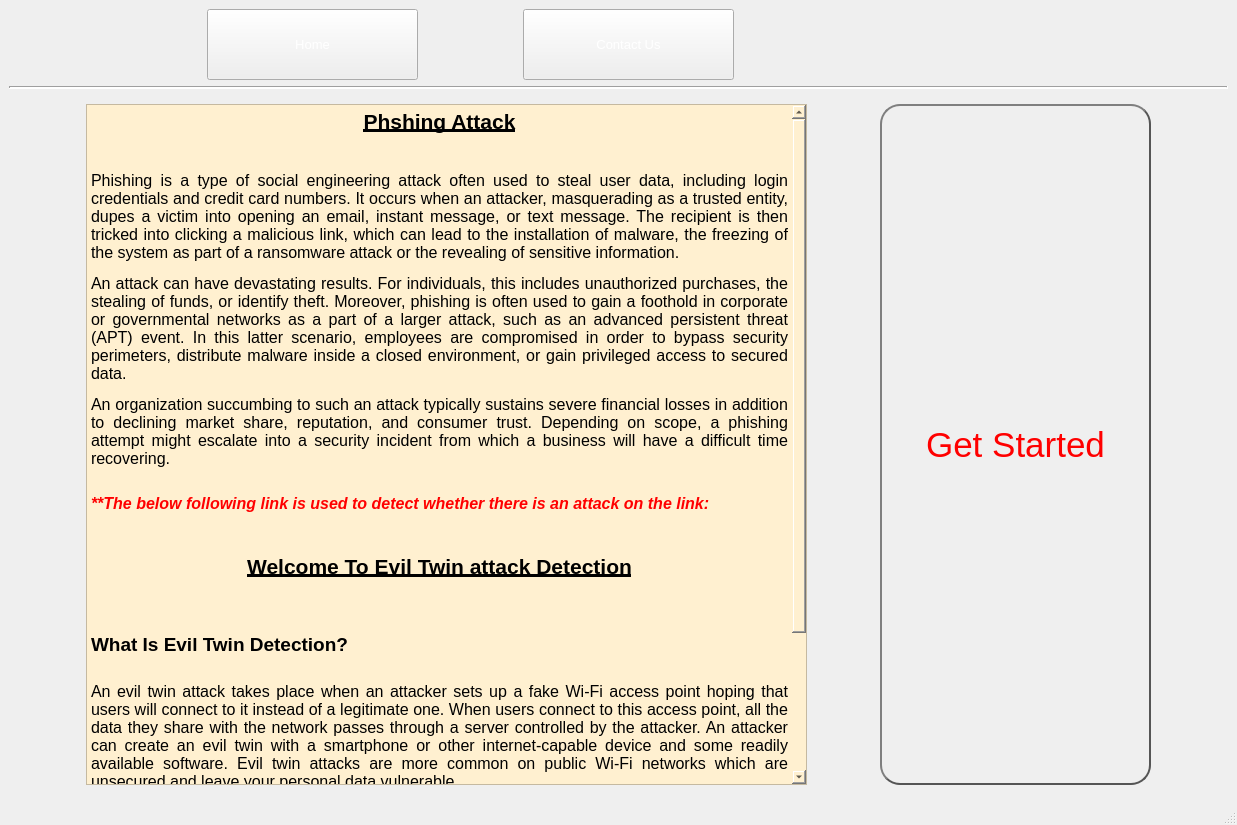
First picture: the form in Home.ui, repository ryanlee13288/EvilTwinDetectFYP, before the edit.
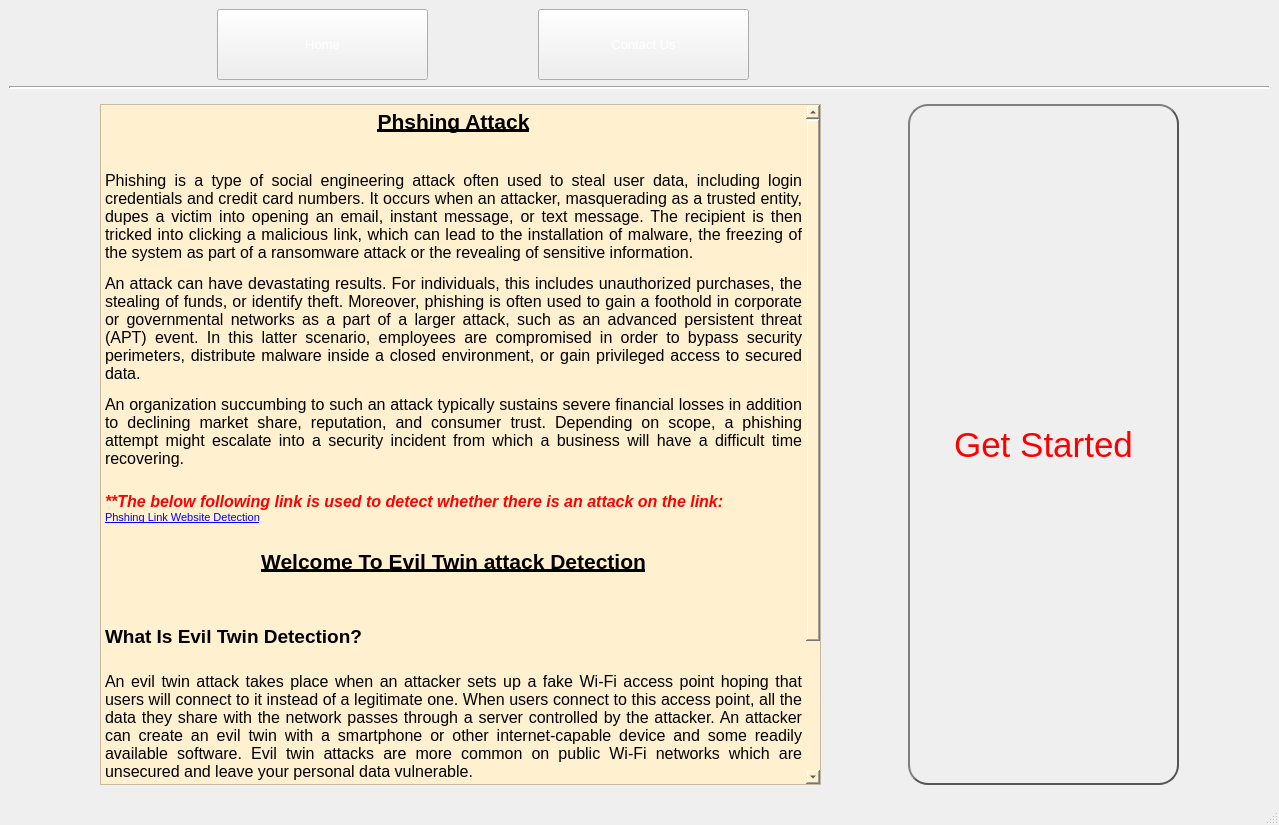
Second picture: the form after the edit. Icons and pictures are not drawn.

Diff of the .ui file:
```diff
--- a/Home.ui
+++ b/Home.ui
@@ -9,7 +9,7 @@
    <rect>
     <x>0</x>
     <y>0</y>
-    <width>1237</width>
+    <width>1279</width>
     <height>825</height>
    </rect>
   </property>
@@ -266,19 +266,19 @@
            <string>&lt;!DOCTYPE HTML PUBLIC &quot;-//W3C//DTD HTML 4.0//EN&quot; &quot;http://www.w3.org/TR/REC-html40/strict.dtd&quot;&gt;
 &lt;html&gt;&lt;head&gt;&lt;meta name=&quot;qrichtext&quot; content=&quot;1&quot; /&gt;&lt;style type=&quot;text/css&quot;&gt;
 p, li { white-space: pre-wrap; }
-&lt;/style&gt;&lt;/head&gt;&lt;body style=&quot; font-family:'MS Shell Dlg 2'; font-size:9.75pt; font-weight:400; font-style:normal;&quot;&gt;
+&lt;/style&gt;&lt;/head&gt;&lt;body style=&quot; font-family:'MS Shell Dlg 2'; font-size:7.8pt; font-weight:400; font-style:normal;&quot;&gt;
 &lt;p align=&quot;center&quot; style=&quot; margin-top:12px; margin-bottom:12px; margin-left:0px; margin-right:0px; -qt-block-indent:0; text-indent:0px;&quot;&gt;&lt;span style=&quot; font-size:16pt; font-weight:600; text-decoration: underline;&quot;&gt;Phshing Attack&lt;/span&gt;&lt;/p&gt;
-&lt;p style=&quot;-qt-paragraph-type:empty; margin-top:12px; margin-bottom:12px; margin-left:0px; margin-right:0px; -qt-block-indent:0; text-indent:0px; font-size:7.8pt;&quot;&gt;&lt;br /&gt;&lt;/p&gt;
+&lt;p style=&quot;-qt-paragraph-type:empty; margin-top:12px; margin-bottom:12px; margin-left:0px; margin-right:0px; -qt-block-indent:0; text-indent:0px;&quot;&gt;&lt;br /&gt;&lt;/p&gt;
 &lt;p align=&quot;justify&quot; style=&quot; margin-top:12px; margin-bottom:12px; margin-left:0px; margin-right:0px; -qt-block-indent:0; text-indent:0px;&quot;&gt;&lt;span style=&quot; font-size:12pt;&quot;&gt;Phishing is a type of social engineering attack often used to steal user data, including login credentials and credit card numbers. It occurs when an attacker, masquerading as a trusted entity, dupes a victim into opening an email, instant message, or text message. The recipient is then tricked into clicking a malicious link, which can lead to the installation of malware, the freezing of the system as part of a ransomware attack or the revealing of sensitive information.&lt;/span&gt;&lt;/p&gt;
 &lt;p align=&quot;justify&quot; style=&quot; margin-top:12px; margin-bottom:12px; margin-left:0px; margin-right:0px; -qt-block-indent:0; text-indent:0px;&quot;&gt;&lt;span style=&quot; font-size:12pt;&quot;&gt;An attack can have devastating results. For individuals, this includes unauthorized purchases, the stealing of funds, or identify theft. Moreover, phishing is often used to gain a foothold in corporate or governmental networks as a part of a larger attack, such as an advanced persistent threat (APT) event. In this latter scenario, employees are compromised in order to bypass security perimeters, distribute malware inside a closed environment, or gain privileged access to secured data.&lt;/span&gt;&lt;/p&gt;
 &lt;p align=&quot;justify&quot; style=&quot; margin-top:12px; margin-bottom:12px; margin-left:0px; margin-right:0px; -qt-block-indent:0; text-indent:0px;&quot;&gt;&lt;span style=&quot; font-size:12pt;&quot;&gt;An organization succumbing to such an attack typically sustains severe financial losses in addition to declining market share, reputation, and consumer trust. Depending on scope, a phishing attempt might escalate into a security incident from which a business will have a difficult time recovering.&lt;br /&gt;&lt;/span&gt;&lt;/p&gt;
-&lt;p style=&quot; margin-top:12px; margin-bottom:12px; margin-left:0px; margin-right:0px; -qt-block-indent:0; text-indent:0px;&quot;&gt;&lt;span style=&quot; font-size:12pt; font-weight:600; font-style:italic; color:#ff0000;&quot;&gt;**The below following link is used to detect whether there is an attack on the link:&lt;/span&gt;&lt;span style=&quot; font-size:9pt;&quot;&gt;&lt;br /&gt;&lt;br /&gt;&lt;/span&gt;&lt;/p&gt;
+&lt;p style=&quot; margin-top:12px; margin-bottom:12px; margin-left:0px; margin-right:0px; -qt-block-indent:0; text-indent:0px;&quot;&gt;&lt;span style=&quot; font-size:12pt; font-weight:600; font-style:italic; color:#ff0000;&quot;&gt;**The below following link is used to detect whether there is an attack on the link:&lt;/span&gt;&lt;span style=&quot; font-size:9pt;&quot;&gt;&lt;br /&gt;&lt;/span&gt;&lt;a href=&quot;https://yiyang2001-ultrasec-phishing-detection-app-8e0oz3.streamlit.app/&quot;&gt;&lt;span style=&quot; font-size:8pt; text-decoration: underline; color:#0000ff;&quot;&gt;Phshing Link Website Detection&lt;/span&gt;&lt;/a&gt;&lt;span style=&quot; font-size:9pt;&quot;&gt;&lt;br /&gt;&lt;/span&gt;&lt;/p&gt;
 &lt;p align=&quot;center&quot; style=&quot; margin-top:12px; margin-bottom:12px; margin-left:0px; margin-right:0px; -qt-block-indent:0; text-indent:0px;&quot;&gt;&lt;span style=&quot; font-size:16pt; font-weight:600; text-decoration: underline;&quot;&gt;Welcome To Evil Twin attack Detection&lt;/span&gt;&lt;/p&gt;
 &lt;p style=&quot; margin-top:12px; margin-bottom:12px; margin-left:0px; margin-right:0px; -qt-block-indent:0; text-indent:0px;&quot;&gt;&lt;span style=&quot; font-size:9pt;&quot;&gt;&lt;br /&gt;&lt;/span&gt;&lt;/p&gt;
 &lt;p style=&quot; margin-top:12px; margin-bottom:12px; margin-left:0px; margin-right:0px; -qt-block-indent:0; text-indent:0px;&quot;&gt;&lt;span style=&quot; font-size:14pt; font-weight:600;&quot;&gt;What Is Evil Twin Detection?&lt;/span&gt;&lt;span style=&quot; font-size:9pt;&quot;&gt;&lt;br /&gt;&lt;/span&gt;&lt;/p&gt;
 &lt;p align=&quot;center&quot; style=&quot; margin-top:12px; margin-bottom:12px; margin-left:0px; margin-right:0px; -qt-block-indent:0; text-indent:0px;&quot;&gt;&lt;img src=&quot;:/img/evilTwinAtk.png&quot; width=&quot;667&quot; height=&quot;480&quot; /&gt;&lt;/p&gt;
 &lt;p align=&quot;justify&quot; style=&quot; margin-top:12px; margin-bottom:12px; margin-left:0px; margin-right:0px; -qt-block-indent:0; text-indent:0px;&quot;&gt;&lt;span style=&quot; font-size:12pt;&quot;&gt;An evil twin attack takes place when an attacker sets up a fake Wi-Fi access point hoping that users will connect to it instead of a legitimate one. When users connect to this access point, all the data they share with the network passes through a server controlled by the attacker. An attacker can create an evil twin with a smartphone or other internet-capable device and some readily available software. Evil twin attacks are more common on public Wi-Fi networks which are unsecured and leave your personal data vulnerable.&lt;/span&gt;&lt;/p&gt;
-&lt;p style=&quot;-qt-paragraph-type:empty; margin-top:12px; margin-bottom:12px; margin-left:0px; margin-right:0px; -qt-block-indent:0; text-indent:0px; font-size:7.8pt;&quot;&gt;&lt;br /&gt;&lt;/p&gt;
+&lt;p style=&quot;-qt-paragraph-type:empty; margin-top:12px; margin-bottom:12px; margin-left:0px; margin-right:0px; -qt-block-indent:0; text-indent:0px;&quot;&gt;&lt;br /&gt;&lt;/p&gt;
 &lt;p style=&quot; margin-top:12px; margin-bottom:12px; margin-left:0px; margin-right:0px; -qt-block-indent:0; text-indent:0px;&quot;&gt;&lt;span style=&quot; font-size:14pt; font-weight:600;&quot;&gt;What this application do?&lt;/span&gt;&lt;/p&gt;
 &lt;p align=&quot;justify&quot; style=&quot; margin-top:12px; margin-bottom:12px; margin-left:0px; margin-right:0px; -qt-block-indent:0; text-indent:0px;&quot;&gt;&lt;span style=&quot; font-size:12pt;&quot;&gt;This application is to use some specific algorithme to detect the potential dangerouse of the duplication SSID(WiFi Name) is it an evil twin attack or not. After we successfully detected, it will aleart the user is they are under evil twin attack or not.&lt;/span&gt;&lt;/p&gt;
 &lt;p style=&quot; margin-top:12px; margin-bottom:12px; margin-left:0px; margin-right:0px; -qt-block-indent:0; text-indent:0px;&quot;&gt;&lt;span style=&quot; font-size:9pt;&quot;&gt;&lt;br /&gt;&lt;/span&gt;&lt;/p&gt;&lt;/body&gt;&lt;/html&gt;</string>
```
Left out of the diff: 4 changed lines with no effect on the pictures.
